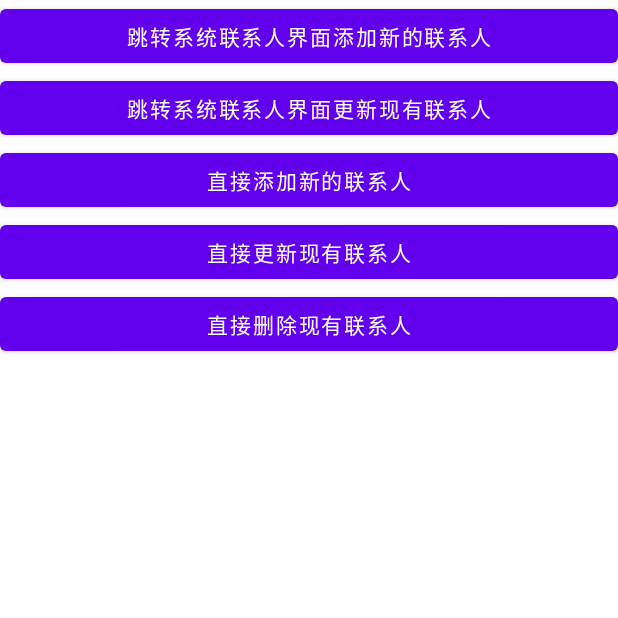
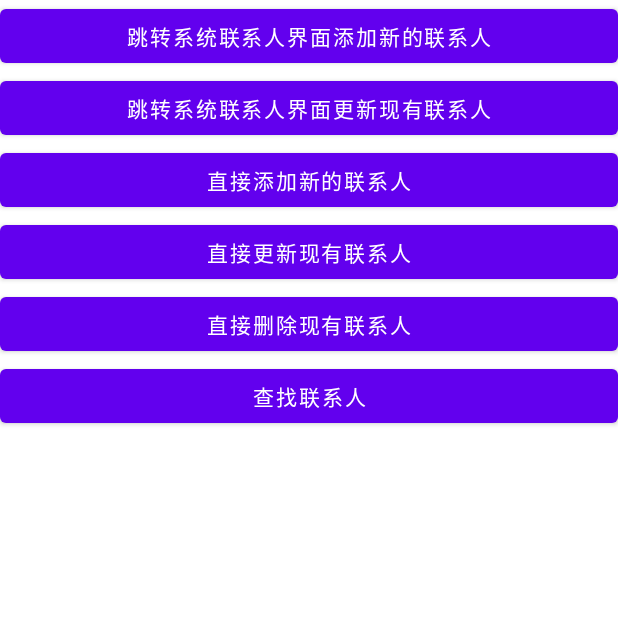
Before and after one commit to monkey1992/XyAndroid, an Android app: the screen it shows after launch (ContactActivity), on a phone screen of 412 x 824 dp, the top half of it. Run offline under Robolectric (Android 15) with nearby library versions, the phone set to English and light mode, and no system bars.

Commit message:
联系人

```diff
--- a/app/src/main/res/layout/activity_contact.xml
+++ b/app/src/main/res/layout/activity_contact.xml
@@ -35,4 +35,10 @@
         android:layout_width="match_parent"
         android:layout_height="wrap_content"
         android:text="直接删除现有联系人" />
+
+    <Button
+        android:id="@+id/btnQueryContact"
+        android:layout_width="match_parent"
+        android:layout_height="wrap_content"
+        android:text="查找联系人" />
 </LinearLayout>
```
Also changed, not shown: app/src/main/java/com/xy/android/ContactActivity.kt (+39 -3 lines).
